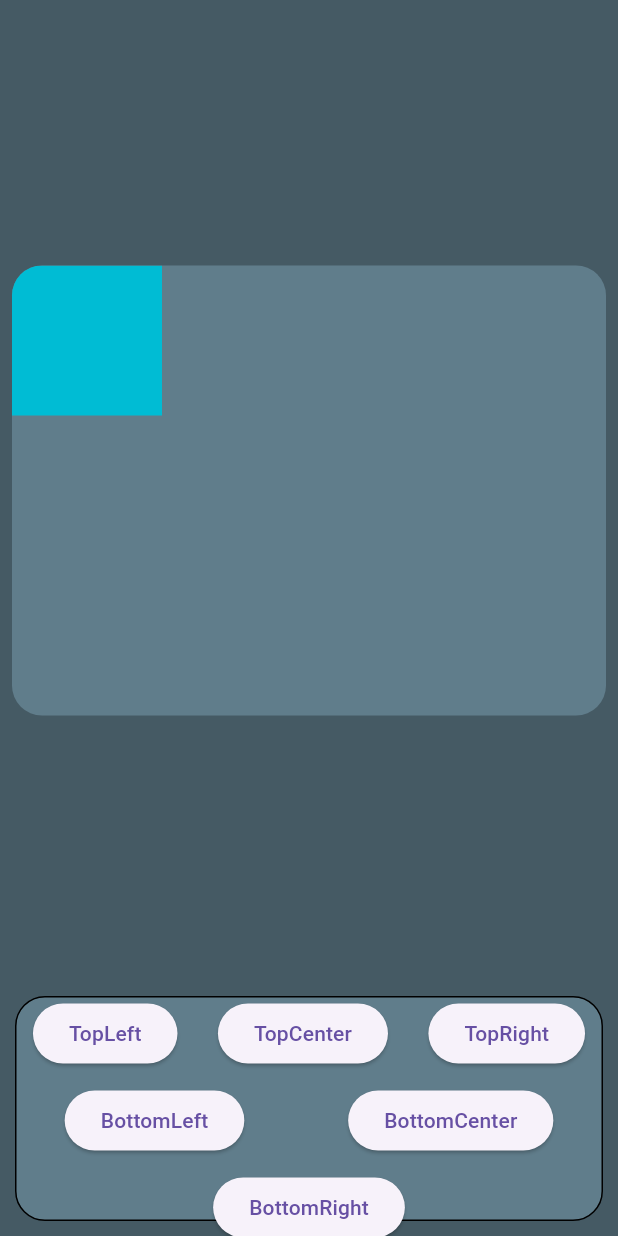
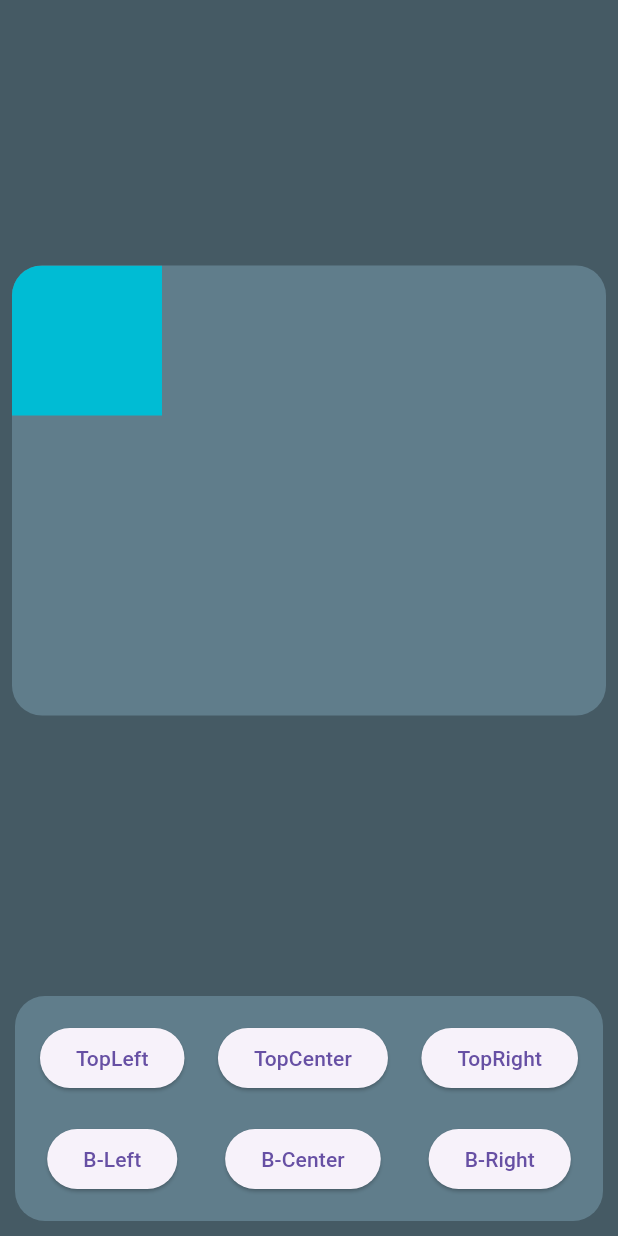
Before and after one commit to Dev-Muhammad-Junaid/flutter_archive, a Flutter app: the AnimatedAlignWidget screen opened directly, on a phone screen of 412 x 824 dp. Run offline on Flutter 3.47's test engine with Material 3 defaults, Android fonts, the phone set to English and light mode, and no system bars.

Commit message:
Day 30 : Ready the Animated button for FlutterFlow

```diff
--- a/lib/dart-widgets/animatedAlign.dart
+++ b/lib/dart-widgets/animatedAlign.dart
@@ -24,14 +24,15 @@ class _AnimatedAlignWidgetState extends State<AnimatedAlignWidget> {
           height: 150,
           decoration: BoxDecoration(
             color: Colors.blueGrey,
-            border: Border.all(width: 1),
             borderRadius: BorderRadius.circular(20),
           ),
+          child: Padding(
+            padding: const EdgeInsets.all(8.0),
             child: Wrap(
               runSpacing: 10,
               spacing: 5,
               alignment: WrapAlignment.spaceAround,
-            runAlignment: WrapAlignment.spaceAround,
+              runAlignment: WrapAlignment.spaceEvenly,
               children:[
                 ElevatedButton(
                   onPressed: () {
@@ -66,7 +67,7 @@ class _AnimatedAlignWidgetState extends State<AnimatedAlignWidget> {
                       resultAlignment = Alignment.bottomLeft;
                     });
                   },
-                child: const Text("BottomLeft"),
+                  child: const Text("B-Left"),
                 ),
                 ElevatedButton(
                   onPressed: () {
@@ -75,7 +76,7 @@ class _AnimatedAlignWidgetState extends State<AnimatedAlignWidget> {
                       resultAlignment = Alignment.bottomCenter;
                     });
                   },
-                child: const Text("BottomCenter"),
+                  child: const Text("B-Center"),
                 ),
                 ElevatedButton(
                   onPressed: () {
@@ -84,9 +85,10 @@ class _AnimatedAlignWidgetState extends State<AnimatedAlignWidget> {
                       resultAlignment = Alignment.bottomRight;
                     });
                   },
-                child: const Text("BottomRight"),
+                  child: const Text("B-Right"),
                 ),
             ]),
+          ),
         ),
       ),
       body: Center(
--- a/lib/dart-widgets/animatedButton.dart
+++ b/lib/dart-widgets/animatedButton.dart
@@ -5,7 +5,7 @@ class AnimatedButton extends StatefulWidget {
     Key? key,
     required this.text,
     this.gradientStyle = 'Rainbow',
-    this.animationDuration = const Duration(seconds: 4),
+    this.animationDuration = const Duration(seconds: 2),
     this.containerWidth = 250,
     this.containerHeight = 250,
     this.containerMargin = const EdgeInsets.all(2),
@@ -102,7 +102,6 @@ class AnimatedButton extends StatefulWidget {
 class _AnimatedButtonState extends State<AnimatedButton>
     with SingleTickerProviderStateMixin {
 
-
   late AnimationController _controller;
   late Animation<double> _animation;
 
```
Lines whose indentation alone changed are shown as unchanged.
